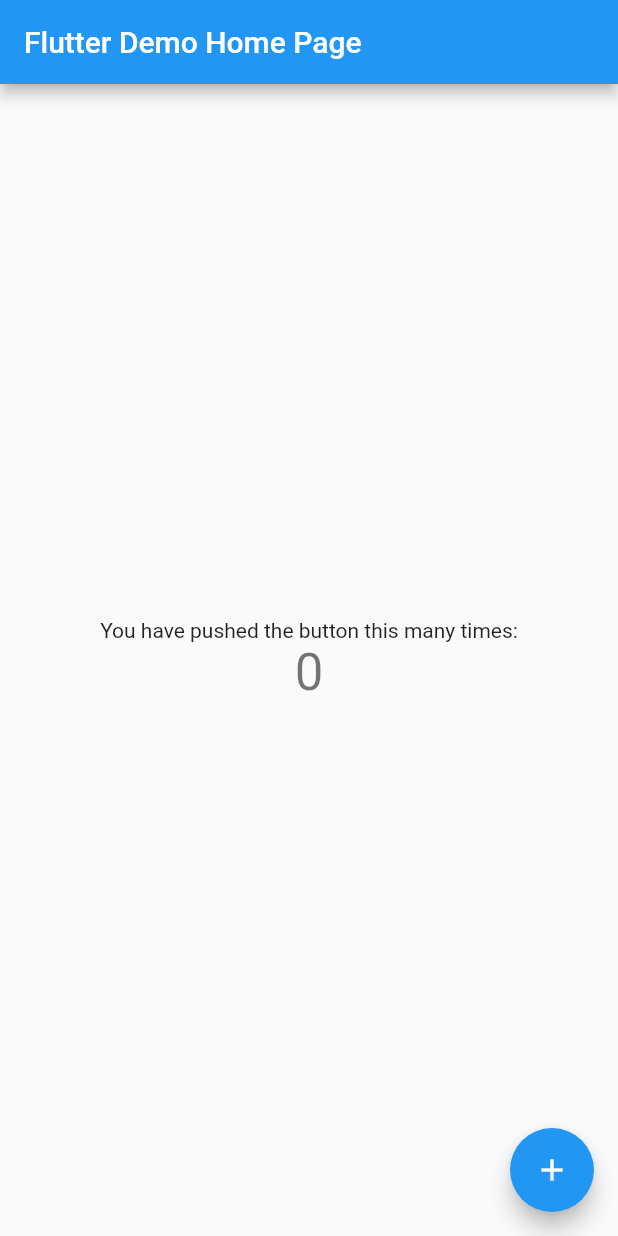
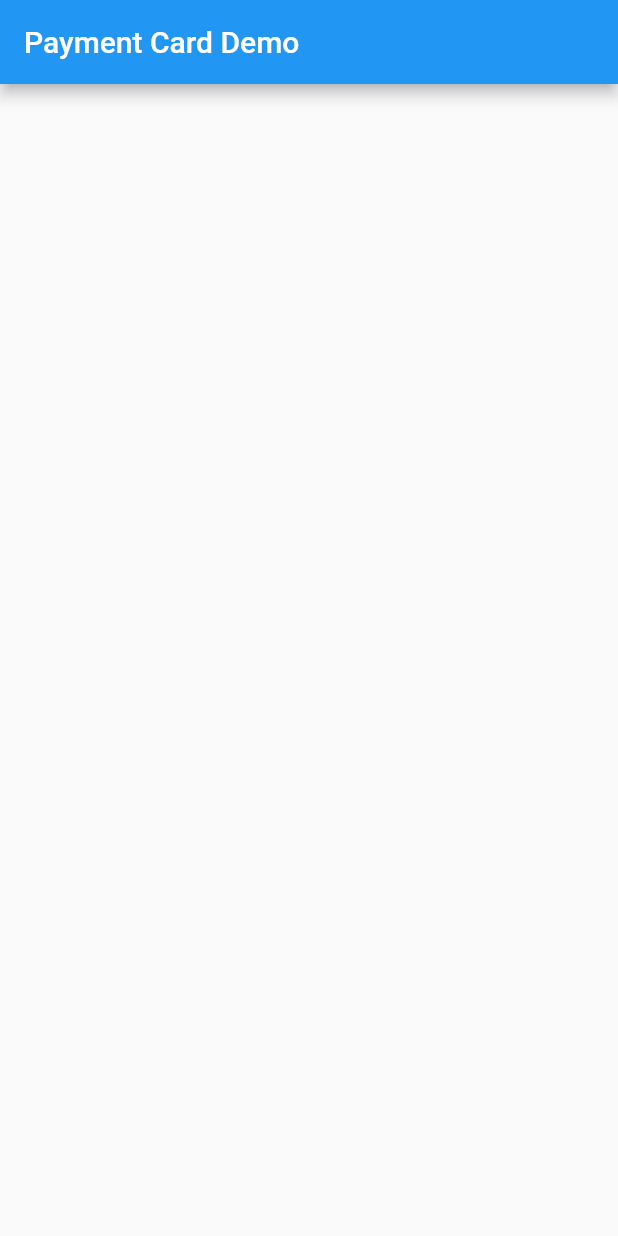
Before and after one commit to Naandalist/payment-card-ui, a Flutter app: the screen it shows after launch, on a phone screen of 412 x 824 dp. Run offline on Flutter 3.47's test engine with Material 2 defaults, Android fonts, the phone set to English and light mode, and no system bars.

Commit message:
Add AppScreen

```diff
--- /dev/null
+++ b/lib/appScreen.dart
@@ -0,0 +1,17 @@
+import 'package:flutter/material.dart';
+
+class AppScreen extends StatefulWidget {
+  @override
+  AppScreenState createState() => AppScreenState();
+}
+
+class AppScreenState extends State<AppScreen> {
+  @override
+  Widget build(BuildContext context) {
+    return Scaffold(
+      appBar: AppBar(
+        title: Text('Payment Card Demo'),
+      ),
+    );
+  }
+}
--- a/lib/main.dart
+++ b/lib/main.dart
@@ -1,117 +1,18 @@
 import 'package:flutter/material.dart';
+import 'package:paymentcardui/appScreen.dart';
 
 void main() {
   runApp(MyApp());
 }
 
-class MyApp extends StatelessWidget {
-  // This widget is the root of your application.
+class MyApp extends StatefulWidget {
+  @override
+  _MyAppState createState() => _MyAppState();
+}
+
+class _MyAppState extends State<MyApp> {
   @override
   Widget build(BuildContext context) {
-    return MaterialApp(
-      title: 'Flutter Demo',
-      theme: ThemeData(
-        // This is the theme of your application.
-        //
-        // Try running your application with "flutter run". You'll see the
-        // application has a blue toolbar. Then, without quitting the app, try
-        // changing the primarySwatch below to Colors.green and then invoke
-        // "hot reload" (press "r" in the console where you ran "flutter run",
-        // or simply save your changes to "hot reload" in a Flutter IDE).
-        // Notice that the counter didn't reset back to zero; the application
-        // is not restarted.
-        primarySwatch: Colors.blue,
-        // This makes the visual density adapt to the platform that you run
-        // the app on. For desktop platforms, the controls will be smaller and
-        // closer together (more dense) than on mobile platforms.
-        visualDensity: VisualDensity.adaptivePlatformDensity,
-      ),
-      home: MyHomePage(title: 'Flutter Demo Home Page'),
-    );
+    return MaterialApp(debugShowCheckedModeBanner: false, home: AppScreen());
   }
 }
-
-class MyHomePage extends StatefulWidget {
-  MyHomePage({Key key, this.title}) : super(key: key);
-
-  // This widget is the home page of your application. It is stateful, meaning
-  // that it has a State object (defined below) that contains fields that affect
-  // how it looks.
-
-  // This class is the configuration for the state. It holds the values (in this
-  // case the title) provided by the parent (in this case the App widget) and
-  // used by the build method of the State. Fields in a Widget subclass are
-  // always marked "final".
-
-  final String title;
-
-  @override
-  _MyHomePageState createState() => _MyHomePageState();
-}
-
-class _MyHomePageState extends State<MyHomePage> {
-  int _counter = 0;
-
-  void _incrementCounter() {
-    setState(() {
-      // This call to setState tells the Flutter framework that something has
-      // changed in this State, which causes it to rerun the build method below
-      // so that the display can reflect the updated values. If we changed
-      // _counter without calling setState(), then the build method would not be
-      // called again, and so nothing would appear to happen.
-      _counter++;
-    });
-  }
-
-  @override
-  Widget build(BuildContext context) {
-    // This method is rerun every time setState is called, for instance as done
-    // by the _incrementCounter method above.
-    //
-    // The Flutter framework has been optimized to make rerunning build methods
-    // fast, so that you can just rebuild anything that needs updating rather
-    // than having to individually change instances of widgets.
-    return Scaffold(
-      appBar: AppBar(
-        // Here we take the value from the MyHomePage object that was created by
-        // the App.build method, and use it to set our appbar title.
-        title: Text(widget.title),
-      ),
-      body: Center(
-        // Center is a layout widget. It takes a single child and positions it
-        // in the middle of the parent.
-        child: Column(
-          // Column is also a layout widget. It takes a list of children and
-          // arranges them vertically. By default, it sizes itself to fit its
-          // children horizontally, and tries to be as tall as its parent.
-          //
-          // Invoke "debug painting" (press "p" in the console, choose the
-          // "Toggle Debug Paint" action from the Flutter Inspector in Android
-          // Studio, or the "Toggle Debug Paint" command in Visual Studio Code)
-          // to see the wireframe for each widget.
-          //
-          // Column has various properties to control how it sizes itself and
-          // how it positions its children. Here we use mainAxisAlignment to
-          // center the children vertically; the main axis here is the vertical
-          // axis because Columns are vertical (the cross axis would be
-          // horizontal).
-          mainAxisAlignment: MainAxisAlignment.center,
-          children: <Widget>[
-            Text(
-              'You have pushed the button this many times:',
-            ),
-            Text(
-              '$_counter',
-              style: Theme.of(context).textTheme.headline4,
-            ),
-          ],
-        ),
-      ),
-      floatingActionButton: FloatingActionButton(
-        onPressed: _incrementCounter,
-        tooltip: 'Increment',
-        child: Icon(Icons.add),
-      ), // This trailing comma makes auto-formatting nicer for build methods.
-    );
-  }
-}
```
